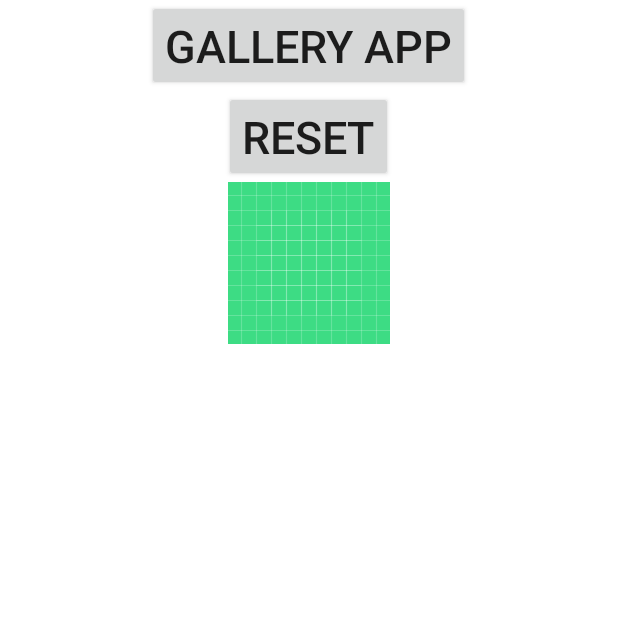
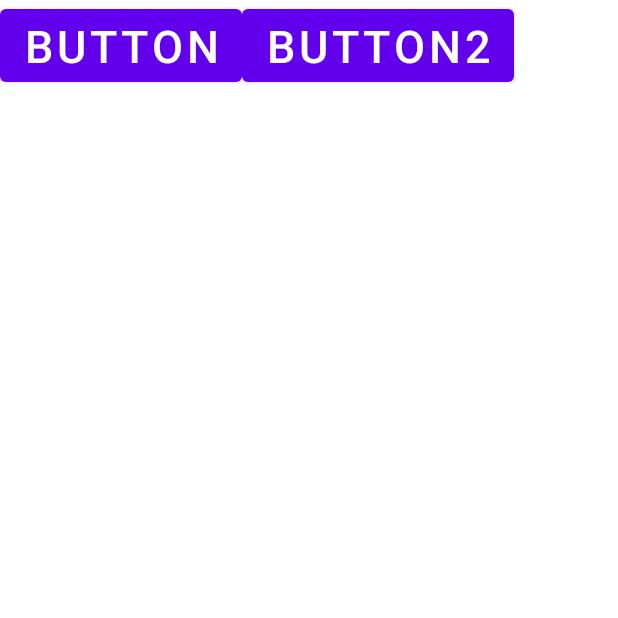
Before and after one commit to Kimsj912/MobileComputing, an Android app: the screen it shows after launch (MainActivity), on a phone screen of 412 x 824 dp, the top half of it. Run offline under Robolectric (Android 15) with nearby library versions, the phone set to English and light mode, and no system bars.

```diff
--- a/app/build.gradle
+++ b/app/build.gradle
@@ -35,6 +35,7 @@ android {
 }
 
 dependencies {
+    implementation 'org.jetbrains.kotlinx:kotlinx-coroutines-android:1.5.2'
     implementation 'androidx.core:core-ktx:1.7.0'
     implementation 'androidx.preference:preference-ktx:1.2.0'
     implementation 'androidx.appcompat:appcompat:1.4.1'
@@ -44,7 +45,6 @@ dependencies {
     implementation 'androidx.navigation:navigation-ui-ktx:2.3.5'
     implementation 'androidx.preference:preference:1.2.0'
     implementation 'androidx.viewpager2:viewpager2:1.0.0'
-    implementation 'org.jetbrans.kotlinx:kotlinx-coroutines-android:1.5.2'
     testImplementation 'junit:junit:4.13.2'
     androidTestImplementation 'androidx.test.ext:junit:1.1.3'
     androidTestImplementation 'androidx.test.espresso:espresso-core:3.4.0'
--- a/app/src/main/res/layout/activity_main.xml
+++ b/app/src/main/res/layout/activity_main.xml
@@ -7,22 +7,26 @@
     android:gravity="center_horizontal"
     tools:context=".MainActivity">
 
+    <LinearLayout
+        android:layout_width="match_parent"
+        android:layout_height="wrap_content">
         <Button
-        android:id="@+id/btnGal"
+            android:id="@+id/btn"
             android:layout_width="wrap_content"
             android:layout_height="wrap_content"
             android:textSize="30sp"
-        android:text="Gallery App" />
+            android:text="Button" />
         <Button
-        android:id="@+id/btnReset"
+            android:id="@+id/btn2"
             android:layout_width="wrap_content"
             android:layout_height="wrap_content"
             android:textSize="30sp"
-        android:text="Reset"/>
-    <ImageView
-        android:id="@+id/imageView"
-        android:src="@drawable/ic_launcher_background"
+            android:text="Button2"/>
+    </LinearLayout>
+    <TextView
+        android:id="@+id/count"
         android:layout_width="wrap_content"
-        android:layout_height="wrap_content"/>
+        android:layout_height="wrap_content"
+        android:textSize="30sp"/>
 
 </LinearLayout>
```
Also changed, not shown: app/src/main/java/com/example/mobilecomputing/MainActivity.kt (+17 -24 lines). Lines whose indentation alone changed are shown as unchanged.
